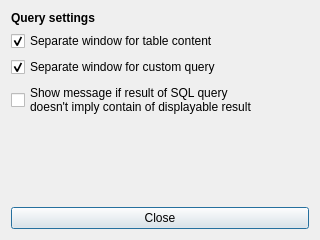
Above: customquerysettings.ui from TiReks33/adb-explorer before the change. Below: the same form after it.
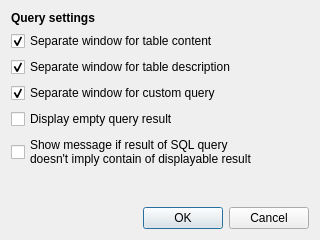
That is the form after the change.

Patch:
```diff
--- a/customquerysettings.ui
+++ b/customquerysettings.ui
@@ -65,6 +65,16 @@
          </property>
         </widget>
        </item>
+       <item>
+        <widget class="QCheckBox" name="describeCheckBox">
+         <property name="text">
+          <string>Separate window for table description</string>
+         </property>
+         <property name="checked">
+          <bool>true</bool>
+         </property>
+        </widget>
+       </item>
        <item>
         <widget class="QCheckBox" name="custom_checkbox">
          <property name="text">
@@ -78,6 +88,13 @@
        <item>
         <widget class="QCheckBox" name="emptySetCheckBox">
          <property name="text">
+          <string>Display empty query result</string>
+         </property>
+        </widget>
+       </item>
+       <item>
+        <widget class="QCheckBox" name="emptySetNotifyCheckBox">
+         <property name="text">
           <string>Show message if result of SQL query
 doesn't imply contain of displayable result</string>
          </property>
@@ -114,9 +131,9 @@
     </layout>
    </item>
    <item>
-    <widget class="QPushButton" name="Close_button">
-     <property name="text">
-      <string>Close</string>
+    <widget class="QDialogButtonBox" name="buttonBox">
+     <property name="standardButtons">
+      <set>QDialogButtonBox::Cancel|QDialogButtonBox::Ok</set>
      </property>
     </widget>
    </item>
```
